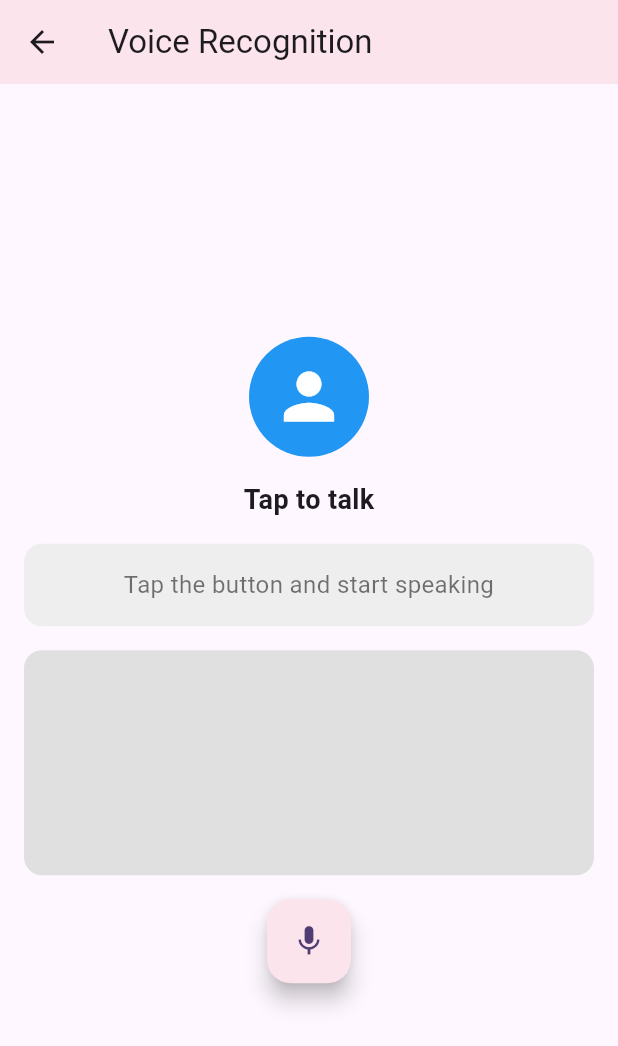
After one commit to Soufiane4906/Flutter-Deep-Learning, a Flutter app: the VoiceRecognitionPage screen opened directly, after a tap on the "mic none" icon, on a phone screen of 412 x 824 dp. The commit adds this screen. Shown: the top 1046 px of the screen. Run offline on Flutter 3.47's test engine with Material 3 defaults, Android fonts, the phone set to English and light mode, and no system bars; our stand-ins replace firebase_auth, firebase_core, google_generative_ai, speech_to_text; accounts and stored records are empty.

Commit message:
voice recognition

```diff
--- /dev/null
+++ b/lib/pages/voice_recognition_page.dart
@@ -0,0 +1,141 @@
+import 'package:flutter/material.dart';
+import 'package:speech_to_text/speech_to_text.dart' as stt;
+import 'package:google_generative_ai/google_generative_ai.dart';
+
+class VoiceRecognitionPage extends StatefulWidget {
+  @override
+  _VoiceRecognitionPageState createState() => _VoiceRecognitionPageState();
+}
+
+class _VoiceRecognitionPageState extends State<VoiceRecognitionPage> {
+  late stt.SpeechToText _speech;
+  bool _isListening = false;
+  String _transcribedText = 'Tap the button and start speaking';
+  String _responseText = '';
+  late GenerativeModel _model;
+  final String _apiKey = 'AIzaSyAgzvusIUMcY98ba-Jbo8CGHeOJgZ9TiOY';
+
+  @override
+  void initState() {
+    super.initState();
+    _speech = stt.SpeechToText();
+    _model = GenerativeModel(
+      model: 'gemini-1.5-flash',
+      apiKey: _apiKey,
+    );
+  }
+
+  Future<void> _listen() async {
+    if (!_isListening) {
+      bool available = await _speech.initialize(
+        onStatus: (val) => print('onStatus: $val'),
+        onError: (val) => print('onError: $val'),
+      );
+      if (available) {
+        setState(() => _isListening = true);
+        _speech.listen(
+          onResult: (val) => setState(() {
+            _transcribedText = val.recognizedWords;
+          }),
+        );
+      }
+    } else {
+      setState(() => _isListening = false);
+      _speech.stop();
+      await _sendToGeminiAPI(_transcribedText);
+    }
+  }
+
+  Future<void> _sendToGeminiAPI(String prompt) async {
+    try {
+      final response = await _model.generateContent([Content.text(prompt)]);
+      setState(() {
+        _responseText = response.text!;
+      });
+    } catch (e) {
+      setState(() {
+        _responseText = 'Failed to generate response: $e';
+      });
+    }
+  }
+
+  @override
+  Widget build(BuildContext context) {
+    return Scaffold(
+      appBar: AppBar(
+        title: Text('Voice Recognition'),
+        backgroundColor: Colors.pink.shade50
+,
+      ),
+      body: Padding(
+        padding: const EdgeInsets.all(16.0),
+        child: Column(
+          mainAxisAlignment: MainAxisAlignment.center,
+          children: [
+            CircleAvatar(
+              radius: 40,
+              backgroundColor: Colors.blue,
+              child: Icon(
+                Icons.person,
+                size: 50,
+                color: Colors.white,
+              ),
+            ),
+            SizedBox(height: 16),
+            Text(
+              'Tap to talk',
+              style: TextStyle(
+                fontSize: 18.0,
+                fontWeight: FontWeight.bold,
+              ),
+            ),
+            SizedBox(height: 16),
+            Container(
+              width: double.infinity,
+              padding: const EdgeInsets.all(16.0),
+              decoration: BoxDecoration(
+                color: Colors.grey[200],
+                borderRadius: BorderRadius.circular(12),
+              ),
+              child: Text(
+                _transcribedText,
+                style: TextStyle(
+                  fontSize: 16,
+                  color: Colors.black54,
+                ),
+                textAlign: TextAlign.center,
+              ),
+            ),
+            SizedBox(height: 16),
+            Container(
+              width: double.infinity,
+              height: 150,
+              padding: const EdgeInsets.all(16.0),
+              decoration: BoxDecoration(
+                color: Colors.grey[300],
+                borderRadius: BorderRadius.circular(12),
+              ),
+              child: SingleChildScrollView(
+                child: Text(
+                  _responseText,
+                  style: TextStyle(
+                    fontSize: 16,
+                    color: Colors.black54,
+                  ),
+                  textAlign: TextAlign.center,
+                ),
+              ),
+            ),
+            SizedBox(height: 16),
+            FloatingActionButton(
+              onPressed: _listen,
+              backgroundColor: Colors.pink.shade50
+,
+              child: Icon(_isListening ? Icons.mic : Icons.mic_none),
+            ),
+          ],
+        ),
+      ),
+    );
+  }
+}
--- a/pubspec.yaml
+++ b/pubspec.yaml
@@ -13,6 +13,8 @@ dependencies:
   firebase_core: ^3.8.0
   cupertino_icons: ^1.0.8
   firebase_auth: ^5.3.3
+  speech_to_text: ^7.0.0
+  google_generative_ai: ^0.4.6
 
 dev_dependencies:
   flutter_test:
```
Also changed, not shown: lib/Widgets/app_drawer.dart (+9 -5 lines), lib/pages/login_page..dart (+7 -7 lines), lib/pages/sign_up_page.dart (+8 -8 lines), pubspec.lock, 1 other file.
